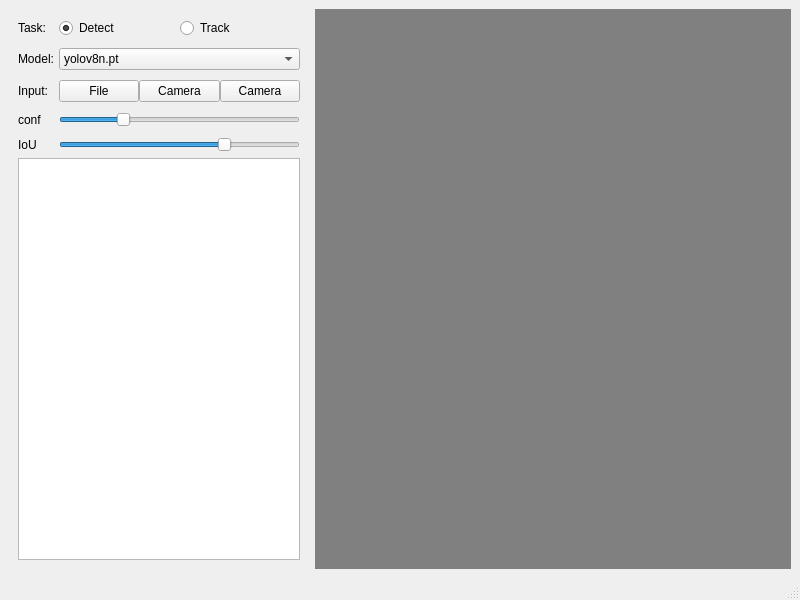
Old version of the form mainwindow.ui in the repository zhengjie9510/pyside-yolo.
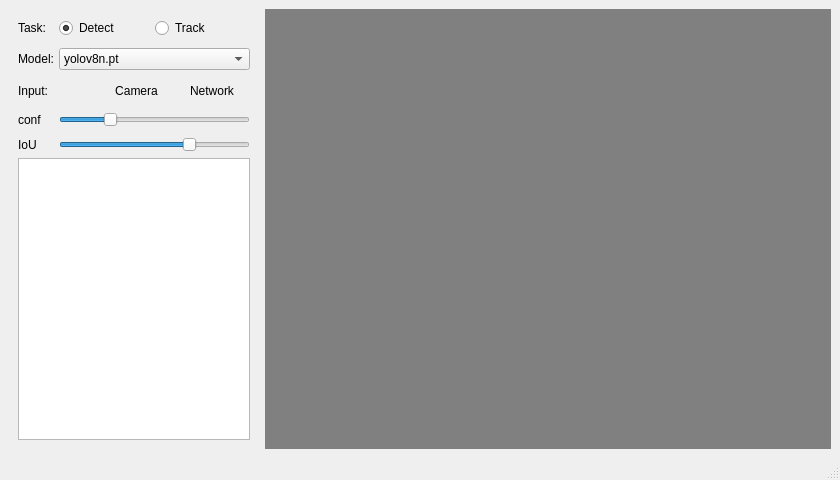
New version of the form. Icons and pictures are not drawn.

```diff
--- a/mainwindow.ui
+++ b/mainwindow.ui
@@ -6,8 +6,8 @@
    <rect>
     <x>0</x>
     <y>0</y>
-    <width>800</width>
-    <height>600</height>
+    <width>840</width>
+    <height>480</height>
    </rect>
   </property>
   <property name="windowTitle">
@@ -28,13 +28,13 @@
       </property>
       <property name="minimumSize">
        <size>
-        <width>200</width>
+        <width>150</width>
         <height>0</height>
        </size>
       </property>
       <property name="maximumSize">
        <size>
-        <width>300</width>
+        <width>250</width>
         <height>16777215</height>
        </size>
       </property>
@@ -86,6 +86,9 @@
             <property name="labelAlignment">
              <set>Qt::AlignLeading|Qt::AlignLeft|Qt::AlignVCenter</set>
             </property>
+            <property name="formAlignment">
+             <set>Qt::AlignLeading|Qt::AlignLeft|Qt::AlignVCenter</set>
+            </property>
             <property name="horizontalSpacing">
              <number>5</number>
             </property>
@@ -204,17 +207,42 @@
              <layout class="QHBoxLayout" name="horizontalLayout_input">
               <item>
                <widget class="QPushButton" name="button_file">
-                <property name="sizePolicy">
-                 <sizepolicy hsizetype="Expanding" vsizetype="Expanding">
-                  <horstretch>0</horstretch>
-                  <verstretch>0</verstretch>
-                 </sizepolicy>
-                </property>
                 <property name="contextMenuPolicy">
                  <enum>Qt::DefaultContextMenu</enum>
                 </property>
+                <property name="acceptDrops">
+                 <bool>false</bool>
+                </property>
+                <property name="autoFillBackground">
+                 <bool>false</bool>
+                </property>
+                <property name="inputMethodHints">
+                 <set>Qt::ImhNone</set>
+                </property>
                 <property name="text">
-                 <string>File</string>
+                 <string/>
+                </property>
+                <property name="icon">
+                 <iconset>
+                  <normaloff>icons/file.png</normaloff>icons/file.png</iconset>
+                </property>
+                <property name="iconSize">
+                 <size>
+                  <width>20</width>
+                  <height>20</height>
+                 </size>
+                </property>
+                <property name="autoExclusive">
+                 <bool>false</bool>
+                </property>
+                <property name="autoRepeatDelay">
+                 <number>300</number>
+                </property>
+                <property name="autoDefault">
+                 <bool>false</bool>
+                </property>
+                <property name="flat">
+                 <bool>true</bool>
                 </property>
                </widget>
               </item>
@@ -232,6 +260,9 @@
                 <property name="text">
                  <string>Camera</string>
                 </property>
+                <property name="flat">
+                 <bool>true</bool>
+                </property>
                </widget>
               </item>
               <item>
@@ -246,7 +277,10 @@
                  <enum>Qt::DefaultContextMenu</enum>
                 </property>
                 <property name="text">
-                 <string>Camera</string>
+                 <string>Network</string>
+                </property>
+                <property name="flat">
+                 <bool>true</bool>
                 </property>
                </widget>
               </item>
@@ -332,7 +366,7 @@
       <property name="minimumSize">
        <size>
         <width>300</width>
-        <height>300</height>
+        <height>200</height>
        </size>
       </property>
       <property name="styleSheet">
```
Left out of the diff: 28 changed lines with no effect on the pictures.
